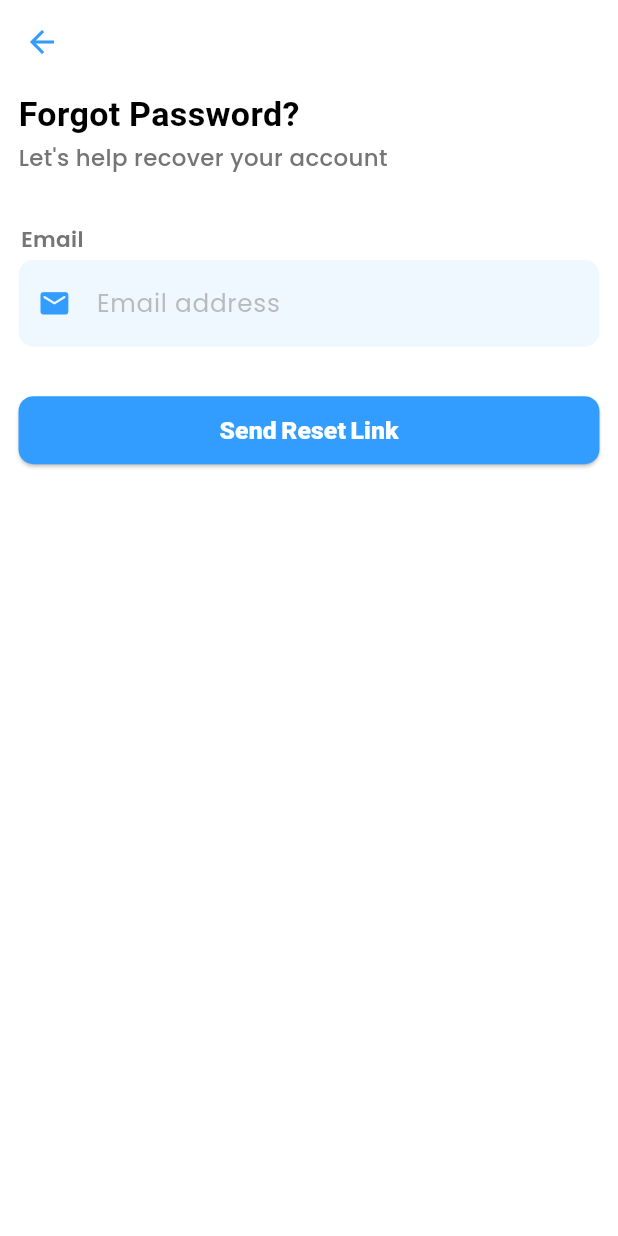
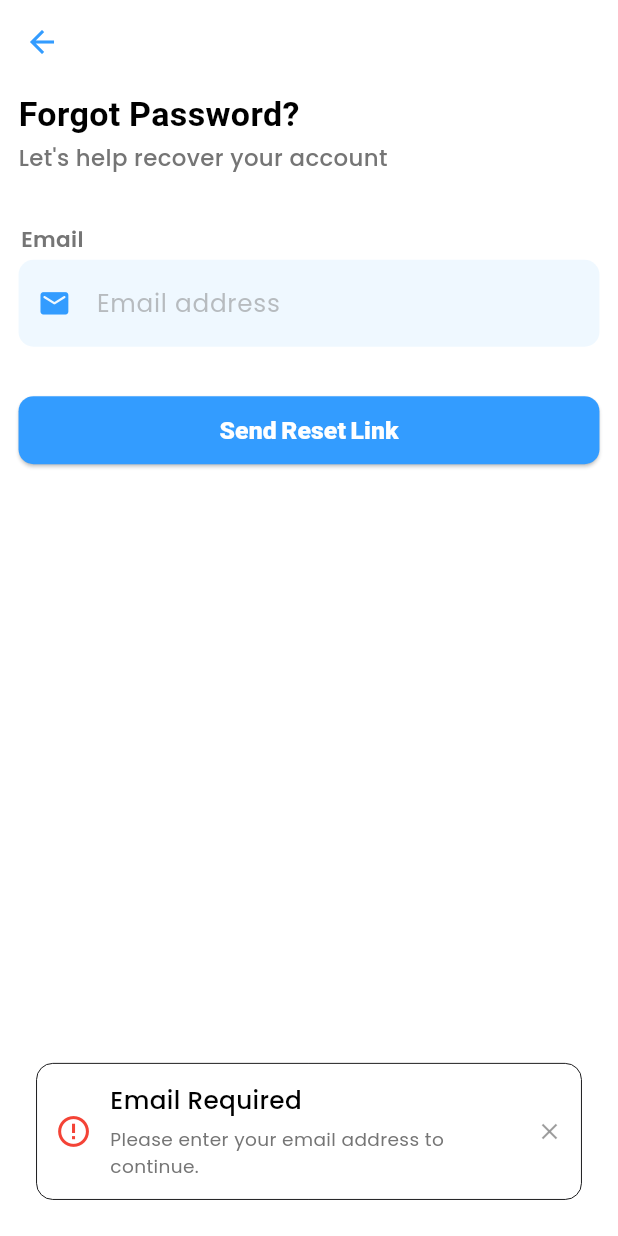
Before and after one commit to rakshitdembla/snibbo, a Flutter app: the ForgotPasswordScreen screen opened by its route, after a tap on "Send Reset Link", on a phone screen of 412 x 824 dp. Run offline on Flutter 3.47's test engine with Material 3 defaults, Android fonts, the phone set to English and light mode, and no system bars; drawn by our look-alikes of toastification; our stand-ins replace auto_route, bloc, dio, equatable, flutter_animate, flutter_bloc and 7 more; accounts and stored records are empty.

Commit message:
auth functionality

```diff
--- a/lib/core/constants/api_constants.dart
+++ b/lib/core/constants/api_constants.dart
@@ -19,4 +19,5 @@ class ApiRoutes {
 
   static String login = "${ApiMainUrl.url}${ApiEndPoints.auth}/login";
   static String register = "${ApiMainUrl.url}${ApiEndPoints.auth}/register";
+  static String forgetPassword = "${ApiMainUrl.url}${ApiEndPoints.auth}/forget-password";
 }
--- a/lib/core/utils/ui_utils.dart
+++ b/lib/core/utils/ui_utils.dart
@@ -35,16 +35,23 @@ class UiUtils {
     );
   }
 
-  static void showToast(
-    String title,
-    bool isDark,
-    String description,
-    BuildContext context,
-  ) {
+  static void showToast({
+    required String title,
+    required bool isDark,
+    required String description,
+    required BuildContext context,
+    required bool isSuccess,
+    required bool isWarning,
+  }) {
     final width = screenWidth(context);
     final height = screenWidth(context);
     toastification.show(
-      type: ToastificationType.error,
+      type:
+          isSuccess
+              ? ToastificationType.success
+              : isWarning
+              ? ToastificationType.warning
+              : ToastificationType.error,
       style: ToastificationStyle.minimal,
       autoCloseDuration: const Duration(seconds: 3),
       title: Text(
@@ -64,9 +71,22 @@ class UiUtils {
       animationBuilder: (context, animation, alignment, child) {
         return FadeTransition(opacity: animation, child: child);
       },
-      icon: Icon(Icons.error_outline),
+      icon: Icon(
+        isSuccess
+            ? Icons.check
+            : isWarning
+            ? Icons.warning_outlined
+            : Icons.error_outline,
+
+            size: width * 0.06,
+      ),
       showIcon: true,
-      primaryColor: Colors.red,
+      primaryColor:
+          isSuccess
+              ? Colors.green
+              : isWarning
+              ? Colors.orange
+              : Colors.red,
       backgroundColor: isDark ? MyColors.darkPrimary : MyColors.primary,
 
       padding: EdgeInsets.symmetric(
@@ -96,14 +116,19 @@ class UiUtils {
       showProgressBar: true,
       progressBarTheme: ProgressIndicatorThemeData(
         linearTrackColor: MyColors.secondaryGrey,
-        color: Colors.red,
+        color:
+            isSuccess
+                ? Colors.green
+                : isWarning
+                ?  Colors.orange
+                : Colors.red,
         linearMinHeight: height * 0.004,
         borderRadius: BorderRadius.circular(50.r),
       ),
       closeOnClick: false,
       pauseOnHover: true,
       dragToClose: true,
-      applyBlurEffect: true,
+      applyBlurEffect: false,
       borderSide: BorderSide(
         width: 0,
         color: isDark ? MyColors.refresh : MyColors.darkPrimary,
--- a/lib/core/widgets/circular_progress.dart
+++ b/lib/core/widgets/circular_progress.dart
@@ -1,5 +1,8 @@
 import 'package:flutter/material.dart';
+import 'package:flutter_bloc/flutter_bloc.dart';
 import 'package:snibbo_app/core/theme/mycolors.dart';
+import 'package:snibbo_app/features/settings/presentation/bloc/theme_bloc.dart';
+import 'package:snibbo_app/features/settings/presentation/bloc/theme_states.dart';
 
 class CircularProgressLoading extends StatefulWidget {
   const CircularProgressLoading({super.key});
@@ -12,8 +15,9 @@ class CircularProgressLoading extends StatefulWidget {
 class _CircularProgressLoadingState extends State<CircularProgressLoading> {
   @override
   Widget build(BuildContext context) {
+    final isDark = context.read<ThemeBloc>().state is DarkThemeState;
     return CircularProgressIndicator.adaptive(
-      valueColor: AlwaysStoppedAnimation<Color>(MyColors.refresh),
+      valueColor: AlwaysStoppedAnimation<Color>(isDark ? MyColors.white : MyColors.refresh),
     );
   }
 }
--- a/lib/features/auth/data/repositories/auth_repository_impl.dart
+++ b/lib/features/auth/data/repositories/auth_repository_impl.dart
@@ -15,4 +15,9 @@ class AuthRepositoryImpl implements AuthRepository{
     return sl<AuthRemoteData>().registerUser(registerReqModel);
 
   }
+
+  @override
+  Future<(bool, String?)> forgetPassword(String email) {
+    return sl<AuthRemoteData>().forgetPassword(email);
+  }
 }
--- a/lib/features/auth/domain/repositories/auth_repository.dart
+++ b/lib/features/auth/domain/repositories/auth_repository.dart
@@ -9,4 +9,8 @@ abstract class AuthRepository {
   Future<(bool success, String? tokenId, String? message)> registerUser(
     RegisterReqModel registerReqModel,
   );
+
+  Future<(bool success, String? message)> forgetPassword(
+    String email
+  );
 }
--- /dev/null
+++ b/lib/features/auth/domain/usecases/forget_password_usecase.dart
@@ -0,0 +1,11 @@
+import 'package:snibbo_app/features/auth/domain/repositories/auth_repository.dart';
+
+class ForgetPasswordUsecase {
+  final AuthRepository authRepository;
+
+  ForgetPasswordUsecase({required this.authRepository});
+
+  Future<(bool success, String? message)> call(String email) {
+    return authRepository.forgetPassword(email);
+  }
+}
--- /dev/null
+++ b/lib/features/auth/presentation/bloc/forget_password_bloc/forget_pass_bloc.dart
@@ -0,0 +1,61 @@
+import 'package:flutter_bloc/flutter_bloc.dart';
+import 'package:snibbo_app/core/utils/services_utils.dart';
+import 'package:snibbo_app/features/auth/domain/usecases/forget_password_usecase.dart';
+import 'package:snibbo_app/features/auth/presentation/bloc/forget_password_bloc/forget_pass_events.dart';
+import 'package:snibbo_app/features/auth/presentation/bloc/forget_password_bloc/forget_pass_states.dart';
+import 'package:snibbo_app/service_locator.dart';
+
+class ForgetPassBloc extends Bloc<ForgetPassEvents, ForgetPassStates> {
+  ForgetPassBloc() : super(ForgetPassInitialState()) {
+    on<ForgetPassword>((event, emit) async {
+      emit(ForgetPassLoadingState());
+
+      final email = event.email;
+
+      if (email.isEmpty) {
+        emit(
+          ForgetPassErrorState(
+            title: "Email Required",
+            description: "Please enter your email address to continue.",
+          ),
+        );
+        return;
+      }
+      final validateEmail = ServicesUtils.emailValidator(email);
+
+      if (!validateEmail) {
+        emit(
+          ForgetPassErrorState(
+            title: "Invalid Email",
+            description:
+                "Please enter a valid email address (e.g., user@example.com).",
+          ),
+        );
+        return;
+      }
+
+      final (success, message) = await sl<ForgetPasswordUsecase>().call(email);
+
+      if (success) {
+        emit(
+          ForgetPassSuccessState(
+            title: "Reset Email Sent",
+            description:
+                message ??
+                "We've sent a password reset link to your email. Please check your inbox.",
+          ),
+        );
+        return;
+      }
+
+      emit(
+        ForgetPassErrorState(
+          title: "Password Reset Failed",
+          description:
+              message ??
+              "We couldn't process your request. Please try again later.",
+        ),
+      );
+    });
+  }
+}
--- /dev/null
+++ b/lib/features/auth/presentation/bloc/forget_password_bloc/forget_pass_events.dart
@@ -0,0 +1,15 @@
+import 'package:equatable/equatable.dart';
+
+abstract class ForgetPassEvents extends Equatable {
+  @override
+  List<Object> get props => [];
+}
+
+class ForgetPassword extends ForgetPassEvents {
+  final String email;
+
+  ForgetPassword({required this.email,});
+
+  @override
+  List<Object> get props => [email];
+}
--- /dev/null
+++ b/lib/features/auth/presentation/bloc/forget_password_bloc/forget_pass_states.dart
@@ -0,0 +1,17 @@
+abstract class ForgetPassStates {}
+
+class ForgetPassInitialState extends ForgetPassStates {}
+
+class ForgetPassLoadingState extends ForgetPassStates {}
+
+class ForgetPassSuccessState extends ForgetPassStates {
+  final String title;
+  final String description;
+  ForgetPassSuccessState({required this.title,required this.description});
+}
+
+class ForgetPassErrorState extends ForgetPassStates {
+  final String title;
+  final String description;
+  ForgetPassErrorState({required this.title,required this.description});
+}
--- /dev/null
+++ b/lib/features/auth/presentation/pages/forget_password_screen.dart
@@ -0,0 +1,144 @@
+import 'package:auto_route/auto_route.dart';
+import 'package:flutter/material.dart';
+import 'package:flutter_bloc/flutter_bloc.dart';
+import 'package:snibbo_app/core/constants/mystrings.dart';
+import 'package:snibbo_app/core/theme/mycolors.dart';
+import 'package:snibbo_app/core/utils/ui_utils.dart';
+import 'package:snibbo_app/core/widgets/circular_progress.dart';
+import 'package:snibbo_app/core/widgets/elevated_cta.dart';
+import 'package:snibbo_app/core/widgets/h1_h2_title.dart';
+import 'package:snibbo_app/core/widgets/text_field.dart';
+import 'package:snibbo_app/features/auth/presentation/bloc/forget_password_bloc/forget_pass_bloc.dart';
+import 'package:snibbo_app/features/auth/presentation/bloc/forget_password_bloc/forget_pass_events.dart';
+import 'package:snibbo_app/features/auth/presentation/bloc/forget_password_bloc/forget_pass_states.dart';
+import 'package:snibbo_app/features/settings/presentation/bloc/theme_bloc.dart';
+import 'package:snibbo_app/features/settings/presentation/bloc/theme_states.dart';
+
+@RoutePage()
+class ForgotPasswordScreen extends StatefulWidget {
+  const ForgotPasswordScreen({super.key});
+
+  @override
+  State<ForgotPasswordScreen> createState() => _ForgotPasswordScreenState();
+}
+
+class _ForgotPasswordScreenState extends State<ForgotPasswordScreen> {
+  final FocusNode emailNode = FocusNode();
+  final TextEditingController emailController = TextEditingController();
+  late bool isDark;
+  bool showedInitialToast = false;
+
+  @override
+  void initState() {
+    WidgetsBinding.instance.addPostFrameCallback((_) {
+      if (!showedInitialToast) {
+         isDark = context.read<ThemeBloc>().state is DarkThemeState;
+        UiUtils.showToast(
+          title: "Beta Feature Notice",
+          description:
+              "The password reset is functional but may experience occasional issues. "
+              "If you encounter problems, please try again later or contact support.",
+          context: context,
+          isWarning: true,
+          isDark: isDark,
+          isSuccess: false,
+        );
+
+        showedInitialToast = true;
+      }
+    });
+    super.initState();
+  }
+
+  @override
+  void dispose() {
+    emailController.dispose();
+    emailNode.dispose();
+    super.dispose();
+  }
+
+  @override
+  Widget build(BuildContext context) {
+    final height = UiUtils.screenHeight(context);
+    final width = UiUtils.screenWidth(context);
+    return Scaffold(
+      appBar: AppBar(
+        scrolledUnderElevation: 0.0,
+        automaticallyImplyLeading: true,
+        iconTheme: IconThemeData(color: MyColors.black),
+      ),
+      body: SafeArea(
+        child: SingleChildScrollView(
+          padding: EdgeInsets.only(
+            left: width * 0.030,
+            right: width * 0.030,
+            top: height * 0.0050,
+          ),
+          child: Column(
+            mainAxisAlignment: MainAxisAlignment.center,
+            children: [
+              Align(
+                alignment: Alignment.centerLeft,
+                child: H1H2Title(
+                  h1: MyStrings.forgotPasswordH1,
+                  h2: MyStrings.forgotPasswordH2,
+                ),
+              ),
+              SizedBox(height: height * 0.040),
+              MyTextField(
+                hintText: MyStrings.forgotPassHint,
+                label: "Email",
+                focusNode: emailNode,
+                isPassword: false,
+                textEditingController: emailController,
+                maxLength: 64,
+                maxLines: 1,
+                onSubmit: (String value) {},
+                prefixIcon: Icons.email_rounded,
+              ),
+              SizedBox(height: height * 0.040),
+              BlocConsumer<ForgetPassBloc, ForgetPassStates>(
+                listener: (context, state) {
+                  if (state is ForgetPassErrorState) {
+                    UiUtils.showToast(
+                      title: state.title,
+                      isDark: isDark,
+                      description: state.description,
+                      context: context,
+                      isSuccess: false,
+                      isWarning: false,
+                    );
+                  } else if (state is ForgetPassSuccessState) {
+                    UiUtils.showToast(
+                      title: state.title,
+                      isDark: isDark,
+                      description: state.description,
+                      context: context,
+                      isSuccess: true,
+                      isWarning: false,
+                    );
+
+                    context.router.pop();
+                  }
+                },
+                builder: (context, state) {
+                  return state is ForgetPassLoadingState
+                      ? CircularProgressLoading()
+                      : ElevatedCTA(
+                        onPressed: () {
+                          context.read<ForgetPassBloc>().add(
+                            ForgetPassword(email: emailController.text.trim()),
+                          );
+                        },
+                        buttonName: "Send Reset Link",
+                        isShort: false,
+                      );
+                },
+              ),
+            ],
+          ),
+        ),
+      ),
+    );
+  }
+}
--- a/lib/features/auth/presentation/pages/forgot_password_screen.dart
+++ /dev/null
@@ -1,80 +0,0 @@
-import 'package:auto_route/auto_route.dart';
-import 'package:flutter/material.dart';
-import 'package:snibbo_app/core/constants/mystrings.dart';
-import 'package:snibbo_app/core/theme/mycolors.dart';
-import 'package:snibbo_app/core/utils/ui_utils.dart';
-import 'package:snibbo_app/core/widgets/elevated_cta.dart';
-import 'package:snibbo_app/core/widgets/h1_h2_title.dart';
-import 'package:snibbo_app/core/widgets/text_field.dart';
-
-@RoutePage()
-class ForgotPasswordScreen extends StatefulWidget {
-  const ForgotPasswordScreen({super.key});
-
-  @override
-  State<ForgotPasswordScreen> createState() => _ForgotPasswordScreenState();
-}
-
-class _ForgotPasswordScreenState extends State<ForgotPasswordScreen> {
-  final FocusNode emailNode = FocusNode();
-  final TextEditingController emailController = TextEditingController();
-
-  @override
-  void dispose() {
-    emailController.dispose();
-    emailNode.dispose();
-    super.dispose();
-  }
-
-  @override
-  Widget build(BuildContext context) {
-    final height = UiUtils.screenHeight(context);
-    final width = UiUtils.screenWidth(context);
-    return Scaffold(
-      appBar: AppBar(
-        scrolledUnderElevation: 0.0,
-        automaticallyImplyLeading: true,
-        iconTheme: IconThemeData(color: MyColors.black),
-      ),
-      body: SafeArea(
-        child: SingleChildScrollView(
-          padding: EdgeInsets.only(
-            left: width * 0.030,
-            right: width * 0.030,
-            top: height * 0.0050,
-          ),
-          child: Column(
-            mainAxisAlignment: MainAxisAlignment.center,
-            children: [
-              Align(
-                alignment: Alignment.centerLeft,
-                child: H1H2Title(
-                  h1: MyStrings.forgotPasswordH1,
-                  h2: MyStrings.forgotPasswordH2,
-                ),
-              ),
-              SizedBox(height: height * 0.040),
-              MyTextField(
-                hintText: MyStrings.forgotPassHint,
-                label: "Email",
-                focusNode: emailNode,
-                isPassword: false,
-                textEditingController: emailController,
-                maxLength: 64,
-                maxLines: 1,
-                onSubmit: (String value) {},
-                prefixIcon: Icons.email_rounded,
-              ),
-              SizedBox(height: height * 0.040),
-              ElevatedCTA(
-                onPressed: () {},
-                buttonName: "Send Reset Link",
-                isShort: false,
-              ),
-            ],
-          ),
-        ),
-      ),
-    );
-  }
-}
```
Also changed, not shown: lib/core/custom_color_extension.dart (added, +12 -0 lines), lib/features/auth/data/data_sources/remote/auth_remote_data.dart (+29 -4 lines), lib/features/auth/presentation/bloc/login_bloc/login_bloc.dart (+4 -4 lines), lib/features/auth/presentation/bloc/register_bloc/register_bloc.dart (+25 -22 lines), lib/features/auth/presentation/pages/login_screen.dart (+15 -5 lines), lib/features/auth/presentation/pages/register_screen.dart (+49 -4 lines), lib/features/feed/data/models/post_user_model.dart (added, +27 -0 lines), lib/main.dart (+6 -5 lines), lib/service_locator.dart (+13 -0 lines), lib/presentation/routes/auto_route.gr.dart.
